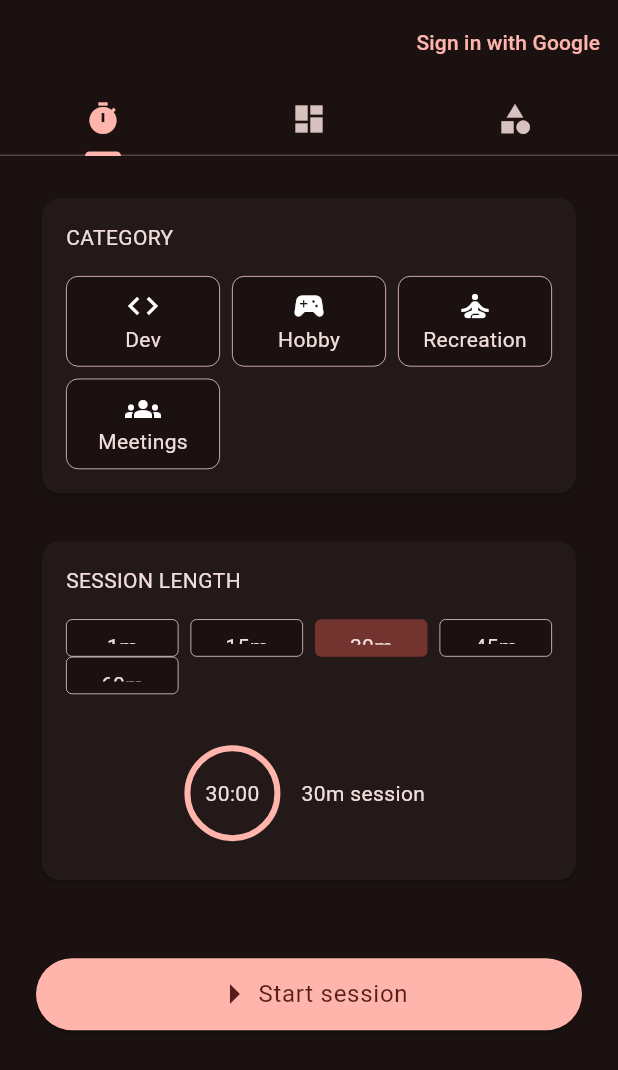
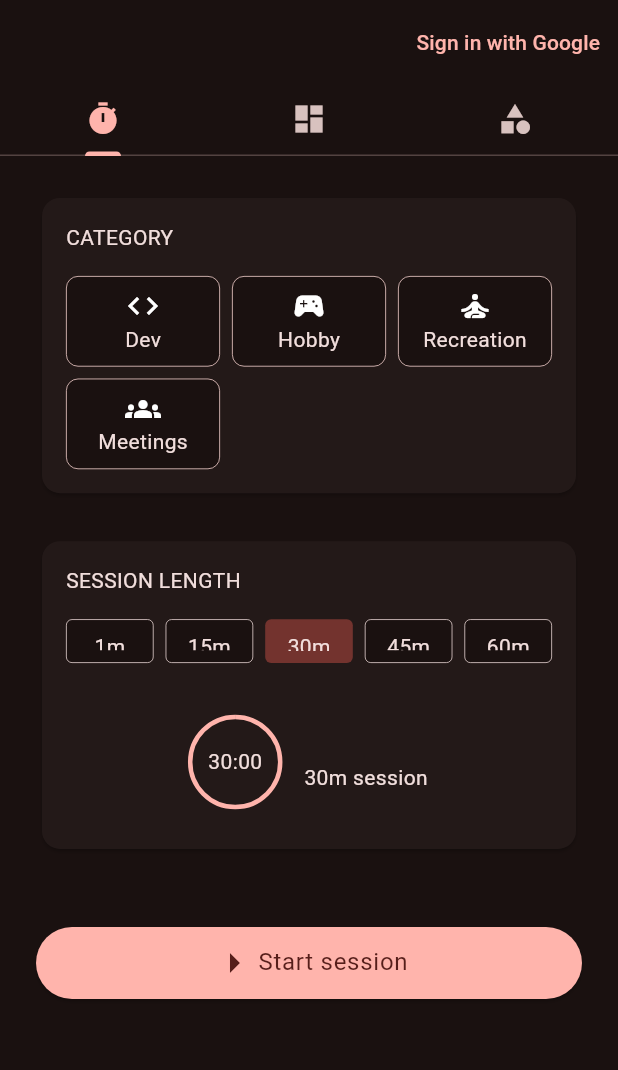
Before and after one commit to julianty/flutter-pomodoro, a Flutter app: the screen it shows after launch, on a phone screen of 412 x 824 dp. Shown: the top 1070 px of the screen. Run offline on Flutter 3.47's test engine with Material 3 defaults, Android fonts, the phone set to English and light mode, and no system bars; our stand-ins replace audioplayers, cloud_firestore, firebase_auth, firebase_core; accounts and stored records are empty.

Commit message:
Various UI improvments

```diff
--- a/lib/home_shell.dart
+++ b/lib/home_shell.dart
@@ -1,6 +1,7 @@
 import 'package:audioplayers/audioplayers.dart';
 import 'package:flutter/material.dart';
 import 'package:flutter_pomodoro/auth.dart';
+import 'package:flutter_pomodoro/dashboard_screen.dart';
 import 'package:flutter_pomodoro/timer_controller.dart';
 import 'package:flutter_pomodoro/timer_screen.dart';
 
@@ -31,7 +32,7 @@ class HomeShell extends StatelessWidget {
               child: TabBarView(
                 children: [
                   TimerScreen(controller: timerController),
-                  Center(child: Text('dashboard')),
+                  DashboardScreen(),
                   Center(child: Text('categories')),
                 ],
               ),
--- a/lib/timer_controller.dart
+++ b/lib/timer_controller.dart
@@ -18,6 +18,7 @@ class TimerController {
   late DateTime startedAt;
   final AudioPlayer _audioPlayer = AudioPlayer();
   late int _initialDuration;
+  Duration get initialDuration => Duration(seconds: _initialDuration);
   Timer? _timer;
 
   void _startTicking(int seconds) {
--- a/lib/timer_picker.dart
+++ b/lib/timer_picker.dart
@@ -22,9 +22,9 @@ class TimerPicker extends StatelessWidget {
       child: Column(
         children: [
           GridView.count(
-            crossAxisCount: 4,
+            crossAxisCount: 5,
             crossAxisSpacing: 8.0,
-            childAspectRatio: 3.0,
+            childAspectRatio: 2,
             shrinkWrap: true,
             children: [
               for (var dur in defaultDurations)
@@ -93,7 +93,7 @@ class TimerPreview extends StatelessWidget {
 
   String categoryString(String? selectedCategory) {
     if (selectedCategory != null) {
-      return 'for $selectedCategory';
+      return selectedCategory;
     } else {
       return '';
     }
@@ -106,7 +106,7 @@ class TimerPreview extends StatelessWidget {
       child: Row(
         mainAxisAlignment: MainAxisAlignment.center,
         children: [
-          TimerProgressIndicator(
+          TimerProgressIndicator.preview(
             progress: 1,
             color: Theme.of(context).colorScheme.primary,
             duration: Duration(minutes: selectedDuration),
@@ -114,9 +114,8 @@ class TimerPreview extends StatelessWidget {
           SizedBox(width: 16),
           Column(
             children: [
-              Text(
-                '${Duration(minutes: selectedDuration).inMinutes}m session ${categoryString(selectedCategory)}',
-              ),
+              Text(categoryString(selectedCategory)),
+              Text('${Duration(minutes: selectedDuration).inMinutes}m session'),
             ],
           ),
         ],
--- a/lib/timer_screen.dart
+++ b/lib/timer_screen.dart
@@ -72,7 +72,6 @@ class _TimerScreenState extends State<TimerScreen> {
                 onChanged: changeTimerDuration,
               ),
 
-              // TODO: Add a history reader here
               ValueListenableBuilder(
                 valueListenable: widget.controller.completedSessions,
                 builder: (context, currentSessionList, child) {
--- a/lib/timer_ui.dart
+++ b/lib/timer_ui.dart
@@ -4,36 +4,63 @@ class TimerProgressIndicator extends StatelessWidget {
   final double progress; //value from 0.0-1.0
   final Color color;
   final Duration duration; //time in ms
+  final double width;
+  final double height;
+  final String? categoryLabel;
 
   const TimerProgressIndicator({
     super.key,
     required this.progress,
     required this.color,
     required this.duration,
+    this.categoryLabel,
+    this.width = 240,
+    this.height = 240,
   });
+
+  const TimerProgressIndicator.preview({
+    super.key,
+    required this.progress,
+    required this.color,
+    required this.duration,
+    this.categoryLabel,
+  }) : width = 60,
+       height = 60;
 
   String formattedDuration(Duration duration) {
     int seconds = duration.inSeconds;
     int minutes = (seconds / 60).toInt();
     seconds -= minutes * 60;
 
-    return '$minutes:${seconds.toString().padLeft(2, '0')}';
+    return '${minutes.toString().padLeft(2, '0')}:${seconds.toString().padLeft(2, '0')}';
   }
 
   @override
   Widget build(BuildContext context) {
+    TextTheme textTheme = Theme.of(context).textTheme;
+    TextStyle textStyle = width >= 240
+        ? textTheme.headlineMedium!
+        : textTheme.bodyMedium!;
+
     return Stack(
       alignment: Alignment.center,
       children: [
         SizedBox(
-          width: 60,
-          height: 60,
-          child: CircularProgressIndicator(value: progress, color: color),
+          width: width,
+          height: height,
+          child: CircularProgressIndicator(
+            value: progress,
+            color: color,
+            strokeWidth: width >= 240 ? 24.0 : 3.0,
+          ),
         ),
         Center(
           child: Column(
             mainAxisSize: MainAxisSize.min,
-            children: [Text(formattedDuration(duration))],
+            children: [
+              if (categoryLabel != null) Text(categoryLabel!),
+              Text(style: textStyle, formattedDuration(duration)),
+            ],
           ),
         ),
       ],
```
Also changed, not shown: lib/countdown_screen.dart (+46 -8 lines), lib/dashboard_screen.dart (+21 -12 lines).
